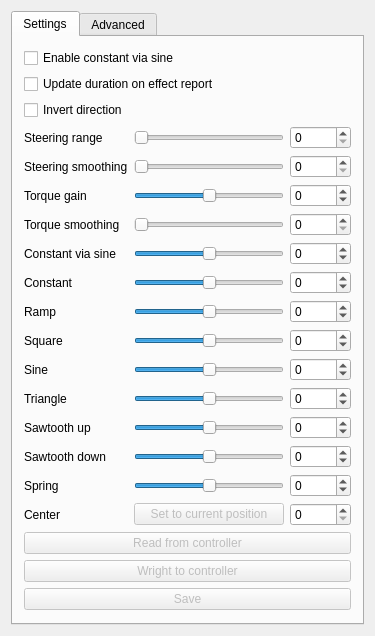
Above: mainwindow.ui from clintonium-119/bldc-ffb-wheel-ui before the change. Below: the same form after it.
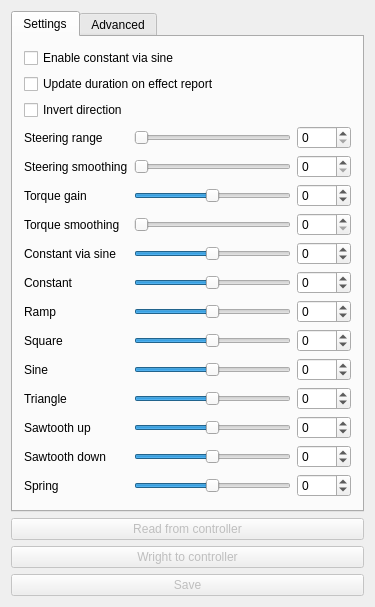
That is the form after the change.

The edit to the form file:
```diff
--- a/mainwindow.ui
+++ b/mainwindow.ui
@@ -10,7 +10,7 @@
     <x>0</x>
     <y>0</y>
     <width>375</width>
-    <height>616</height>
+    <height>579</height>
    </rect>
   </property>
   <property name="sizePolicy">
@@ -430,68 +430,8 @@
             </property>
            </widget>
           </item>
-          <item row="13" column="0">
-           <widget class="QLabel" name="label">
-            <property name="text">
-             <string>Center</string>
-            </property>
-           </widget>
-          </item>
-          <item row="13" column="1">
-           <widget class="QPushButton" name="mechanicalCenterSetButton">
-            <property name="enabled">
-             <bool>false</bool>
-            </property>
-            <property name="text">
-             <string>Set to current position</string>
-            </property>
-           </widget>
-          </item>
-          <item row="13" column="2">
-           <widget class="QSpinBox" name="mechanicalCenterSpinBox">
-            <property name="maximum">
-             <number>99999</number>
-            </property>
-            <property name="singleStep">
-             <number>10</number>
-            </property>
-           </widget>
-          </item>
          </layout>
         </item>
-        <item>
-         <layout class="QHBoxLayout" name="horizontalLayout"/>
-        </item>
-        <item>
-         <widget class="QPushButton" name="readButton">
-          <property name="enabled">
-           <bool>false</bool>
-          </property>
-          <property name="text">
-           <string>Read from controller</string>
-          </property>
-         </widget>
-        </item>
-        <item>
-         <widget class="QPushButton" name="writeButton">
-          <property name="enabled">
-           <bool>false</bool>
-          </property>
-          <property name="text">
-           <string>Wright to controller</string>
-          </property>
-         </widget>
-        </item>
-        <item>
-         <widget class="QPushButton" name="saveSettingsButton">
-          <property name="enabled">
-           <bool>false</bool>
-          </property>
-          <property name="text">
-           <string>Save</string>
-          </property>
-         </widget>
-        </item>
        </layout>
       </widget>
       <widget class="QWidget" name="tab_4">
@@ -543,8 +483,35 @@
             </property>
            </widget>
           </item>
+          <item row="1" column="1">
+           <widget class="QSpinBox" name="mechanicalCenterSpinBox">
+            <property name="enabled">
+             <bool>false</bool>
+            </property>
+            <property name="maximum">
+             <number>99999</number>
+            </property>
+           </widget>
+          </item>
+          <item row="1" column="0">
+           <widget class="QLabel" name="label_3">
+            <property name="text">
+             <string>Mechanical center</string>
+            </property>
+           </widget>
+          </item>
          </layout>
         </item>
+        <item>
+         <widget class="QPushButton" name="mechanicalCenterSetButton">
+          <property name="enabled">
+           <bool>false</bool>
+          </property>
+          <property name="text">
+           <string>Set mechanical center to current position</string>
+          </property>
+         </widget>
+        </item>
         <item>
          <widget class="QPushButton" name="calibrateElectricalCenterButton">
           <property name="enabled">
@@ -582,6 +549,36 @@
       </widget>
      </widget>
     </item>
+    <item>
+     <widget class="QPushButton" name="readButton">
+      <property name="enabled">
+       <bool>false</bool>
+      </property>
+      <property name="text">
+       <string>Read from controller</string>
+      </property>
+     </widget>
+    </item>
+    <item>
+     <widget class="QPushButton" name="writeButton">
+      <property name="enabled">
+       <bool>false</bool>
+      </property>
+      <property name="text">
+       <string>Wright to controller</string>
+      </property>
+     </widget>
+    </item>
+    <item>
+     <widget class="QPushButton" name="saveSettingsButton">
+      <property name="enabled">
+       <bool>false</bool>
+      </property>
+      <property name="text">
+       <string>Save</string>
+      </property>
+     </widget>
+    </item>
    </layout>
   </widget>
  </widget>
```
Left out of the diff: 438 changed lines with no effect on the pictures.
